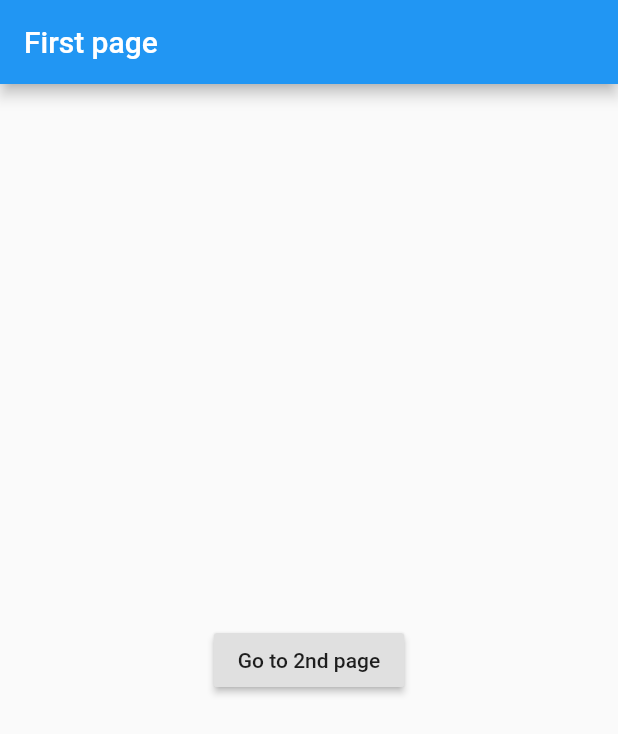
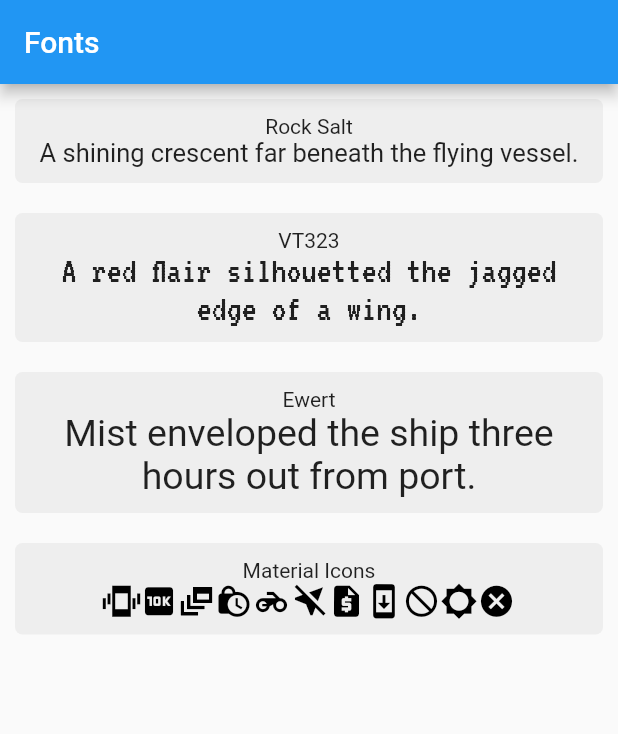
Before and after one commit to Infinite-eyes/FlutterDemo, a Flutter app: the screen it shows after launch, on a phone screen of 412 x 824 dp. Shown: the top 734 px of the screen. Run offline on Flutter 3.47's test engine with Material 2 defaults, Android fonts, the phone set to English and light mode, and no system bars; Roboto replaces fonts that are missing (Ewert, Rock Salt).

Commit message:
1.add fonts

```diff
--- a/lib/main.dart
+++ b/lib/main.dart
@@ -1,51 +1,190 @@
 import 'package:flutter/material.dart';
 
+const String words1 = "Almost before we knew it, we had left the ground.";
+const String words2 = "A shining crescent far beneath the flying vessel.";
+const String words3 = "A red flair silhouetted the jagged edge of a wing.";
+const String words4 = "Mist enveloped the ship three hours out from port.";
+
 void main() {
-  runApp(
-    new MaterialApp(
-      title: 'Shopping App',
-      home: FirstScereen(),
-    ),
-  );
+  runApp(new MyApp());
 }
 
-class FirstScereen extends StatelessWidget {
+class MyApp extends StatelessWidget {
+  Widget build(BuildContext context) {
+    return new MaterialApp(
+      title: 'Flutter Fonts',
+      theme: new ThemeData(
+        primarySwatch: Colors.blue,
+      ),
+      home: new FontsPage(),
+    );
+  }
+}
+
+class FontsPage extends StatefulWidget {
+  @override
+  State<StatefulWidget> createState() {
+    return _FontsPageState();
+  }
+}
+
+class _FontsPageState extends State<FontsPage> {
   @override
   Widget build(BuildContext context) {
-    return Scaffold(
-      appBar: AppBar(
-        title: Text('First page'),
+    var rockSaltContainer = new Container(
+      child: new Column(
+        children: <Widget>[
+          new Text(
+            "Rock Salt",
+          ),
+          new Text(
+            words2,
+            textAlign: TextAlign.center,
+            style: new TextStyle(
+              fontFamily: "Rock Salt",
+              fontSize: 17.0,
+            ),
+          )
+        ],
       ),
-      body: Center(
-        child: RaisedButton(
-          child: Text('Go to 2nd page'),
-          onPressed: () {
-            print('This is first page');
-            Navigator.push((context),
-                MaterialPageRoute(builder: (context) => SecondScreen()));
-          },
-        ),
+      margin: const EdgeInsets.all(10.0),
+      padding: const EdgeInsets.all(10.0),
+      decoration: new BoxDecoration(
+        color: Colors.grey.shade200,
+        borderRadius: new BorderRadius.all(new Radius.circular(5.0)),
+      ),
+    );
+
+    var v2t323Container = new Container(
+      child: new Column(
+        children: <Widget>[
+          new Text(
+            "VT323",
+          ),
+          new Text(
+            words3,
+            textAlign: TextAlign.center,
+            style: new TextStyle(fontFamily: "VT323", fontSize: 25.0),
+          ),
+        ],
+      ),
+      margin: const EdgeInsets.all(10.0),
+      padding: const EdgeInsets.all(10.0),
+      decoration: new BoxDecoration(
+        color: Colors.grey.shade200,
+        borderRadius: new BorderRadius.all(new Radius.circular(5.0)),
+      ),
+    );
+
+    var ewertContainer = new Container(
+      child: new Column(
+        children: <Widget>[
+          new Text(
+            "Ewert",
+          ),
+          new Text(
+            words4,
+            textAlign: TextAlign.center,
+            style: new TextStyle(
+              fontFamily: "Ewert",
+              fontSize: 25.0,
+            ),
+          ),
+        ],
+      ),
+      margin: const EdgeInsets.all(10.0),
+      padding: const EdgeInsets.all(10.0),
+      decoration: new BoxDecoration(
+        color: Colors.grey.shade200,
+        borderRadius: new BorderRadius.all(new Radius.circular(5.0)),
+      ),
+    );
+
+    // Material Icons font - included with Material Design
+    String icons = "";
+
+    // https://material.io/icons/#ic_accessible
+    // accessible: &#xE914; or 0xE914 or E914
+    icons += "\u{E914}";
+
+    // https://material.io/icons/#ic_error
+    // error: &#xE000; or 0xE000 or E000
+    icons += "\u{E000}";
+
+    // https://material.io/icons/#ic_fingerprint
+    // fingerprint: &#xE90D; or 0xE90D or E90D
+    icons += "\u{E90D}";
+
+    // https://material.io/icons/#ic_camera
+    // camera: &#xE3AF; or 0xE3AF or E3AF
+    icons += "\u{E3AF}";
+
+    // https://material.io/icons/#ic_palette
+    // palette: &#xE40A; or 0xE40A or E40A
+    icons += "\u{E40A}";
+
+    // https://material.io/icons/#ic_tag_faces
+    // tag faces: &#xE420; or 0xE420 or E420
+    icons += "\u{E420}";
+
+    // https://material.io/icons/#ic_directions_bike
+    // directions bike: &#xE52F; or 0xE52F or E52F
+    icons += "\u{E52F}";
+
+    // https://material.io/icons/#ic_airline_seat_recline_extra
+    // airline seat recline extra: &#xE636; or 0xE636 or E636
+    icons += "\u{E636}";
+
+    // https://material.io/icons/#ic_beach_access
+    // beach access: &#xEB3E; or 0xEB3E or EB3E
+    icons += "\u{EB3E}";
+
+    // https://material.io/icons/#ic_public
+    // public: &#xE80B; or 0xE80B or E80B
+    icons += "\u{E80B}";
+
+    // https://material.io/icons/#ic_star
+    // star: &#xE838; or 0xE838 or E838
+    icons += "\u{E838}";
+
+    var materialIconsContainer = new Container(
+      child: new Column(
+        children: <Widget>[
+          new Text(
+            "Material Icons",
+          ),
+          new Text(
+            icons,
+            textAlign: TextAlign.center,
+            style: new TextStyle(
+              inherit: false,
+              fontFamily: "MaterialIcons",
+              color: Colors.black,
+              fontSize: 25.0,
+            ),
+          )
+        ],
+      ),
+      margin: const EdgeInsets.all(10.0),
+      padding: const EdgeInsets.all(10.0),
+      decoration: new BoxDecoration(
+        color: Colors.grey.shade200,
+        borderRadius: new BorderRadius.all(new Radius.circular(5.0)),
+      ),
+    );
+
+    return new Scaffold(
+      appBar: new AppBar(
+        title: new Text("Fonts"),
+      ),
+      body: new ListView(
+        children: <Widget>[
+          rockSaltContainer,
+          v2t323Container,
+          ewertContainer,
+          materialIconsContainer,
+        ],
       ),
     );
   }
 }
-
-class SecondScreen extends StatelessWidget {
-  @override
-  Widget build(BuildContext context) {
-    print('${this} hashCode = ${this.hashCode}');
-    return Scaffold(
-      appBar: AppBar(
-        title: Text('Second page'),
-      ),
-      body: Center(
-        child: RaisedButton(
-          onPressed: () {
-            print('This is 2nd page');
-            Navigator.pop(context);
-          },
-        ),
-      ),
-    );
-  }
-}
```
Also changed, not shown: pubspec.yaml (+24 -0 lines).
